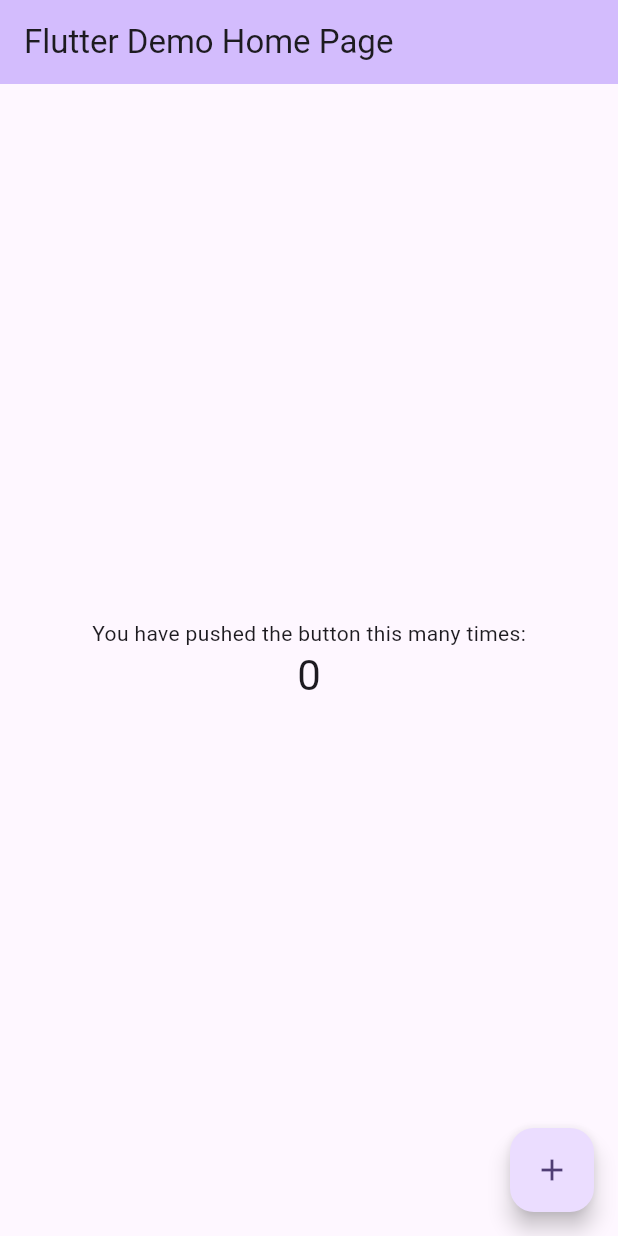
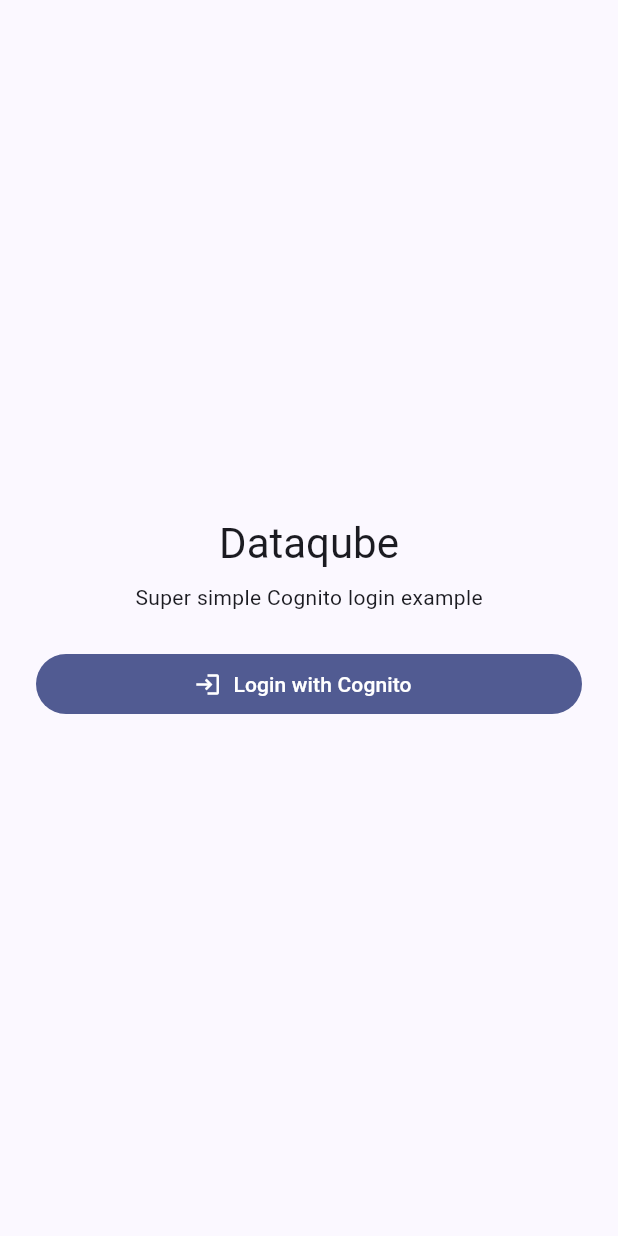
Before and after one commit to misaelriojasftf/aws-dotnet-flutter-dataqube, a Flutter app: the screen it shows after launch, on a phone screen of 412 x 824 dp. Run offline on Flutter 3.47's test engine with Material 3 defaults, Android fonts, the phone set to English and light mode, and no system bars; our stand-ins replace flutter_secure_storage; missing offline and left inert: flutter_web_auth_2.

Commit message:
feat: aws cognito init

```diff
--- /dev/null
+++ b/mobile/lib/app.dart
@@ -0,0 +1,18 @@
+import 'package:dataqube/features/auth/presentation/auth_gate.dart';
+import 'package:flutter/material.dart';
+
+class MyApp extends StatelessWidget {
+  const MyApp({super.key});
+
+  @override
+  Widget build(BuildContext context) {
+    return MaterialApp(
+      debugShowCheckedModeBanner: false,
+      title: 'Dataqube Auth Demo',
+      theme: ThemeData(
+        colorScheme: ColorScheme.fromSeed(seedColor: Colors.indigo),
+      ),
+      home: const AuthGate(),
+    );
+  }
+}
--- /dev/null
+++ b/mobile/lib/core/config/cognito_config.dart
@@ -0,0 +1,18 @@
+class CognitoConfig {
+  const CognitoConfig._();
+
+  static const region = 'us-east-2';
+  static const userPoolId = 'us-east-2_FpSpwOn4X';
+
+  // TODO: Replace with your Cognito app client ID.
+  static const appClientId = 'YOUR_APP_CLIENT_ID';
+
+  // TODO: Replace with your Cognito Hosted UI domain.
+  // Example: myapp.auth.us-east-2.amazoncognito.com
+  static const hostedUiDomain = 'YOUR_DOMAIN.auth.us-east-2.amazoncognito.com';
+
+  // Must match callback URLs configured in Cognito app client settings.
+  static const redirectScheme = 'dataqubeauth';
+  static const redirectHost = 'callback';
+  static const redirectUri = '$redirectScheme://$redirectHost';
+}
--- /dev/null
+++ b/mobile/lib/features/auth/domain/auth_session.dart
@@ -0,0 +1,13 @@
+class AuthSession {
+  const AuthSession({
+    required this.accessToken,
+    required this.idToken,
+    this.expiresAt,
+  });
+
+  final String accessToken;
+  final String idToken;
+  final DateTime? expiresAt;
+
+  bool get isExpired => expiresAt != null && DateTime.now().isAfter(expiresAt!);
+}
--- /dev/null
+++ b/mobile/lib/features/auth/presentation/auth_gate.dart
@@ -0,0 +1,105 @@
+import 'package:dataqube/features/auth/data/auth_service.dart';
+import 'package:dataqube/features/auth/domain/auth_session.dart';
+import 'package:dataqube/features/auth/presentation/screens/home_screen.dart';
+import 'package:dataqube/features/auth/presentation/screens/login_screen.dart';
+import 'package:flutter/material.dart';
+
+class AuthGate extends StatefulWidget {
+  const AuthGate({super.key});
+
+  @override
+  State<AuthGate> createState() => _AuthGateState();
+}
+
+class _AuthGateState extends State<AuthGate> {
+  final _authService = AuthService();
+
+  AuthSession? _session;
+  String? _error;
+  bool _busy = true;
+
+  @override
+  void initState() {
+    super.initState();
+    _loadSession();
+  }
+
+  Future<void> _loadSession() async {
+    setState(() {
+      _busy = true;
+      _error = null;
+    });
+
+    try {
+      final session = await _authService.loadSession();
+      if (!mounted) return;
+      setState(() => _session = session);
+    } catch (e) {
+      if (!mounted) return;
+      setState(() => _error = 'Failed to restore session: $e');
+    } finally {
+      if (!mounted) return;
+      setState(() => _busy = false);
+    }
+  }
+
+  Future<void> _login() async {
+    setState(() {
+      _busy = true;
+      _error = null;
+    });
+
+    try {
+      final session = await _authService.login();
+      if (!mounted) return;
+      setState(() => _session = session);
+    } catch (e) {
+      if (!mounted) return;
+      setState(() => _error = 'Login failed: $e');
+    } finally {
+      if (!mounted) return;
+      setState(() => _busy = false);
+    }
+  }
+
+  Future<void> _logout() async {
+    setState(() {
+      _busy = true;
+      _error = null;
+    });
+
+    try {
+      await _authService.logout();
+      if (!mounted) return;
+      setState(() => _session = null);
+    } catch (e) {
+      if (!mounted) return;
+      setState(() => _error = 'Logout failed: $e');
+    } finally {
+      if (!mounted) return;
+      setState(() => _busy = false);
+    }
+  }
+
+  @override
+  Widget build(BuildContext context) {
+    if (_busy) {
+      return const Scaffold(
+        body: Center(child: CircularProgressIndicator()),
+      );
+    }
+
+    if (_session == null) {
+      return LoginScreen(
+        error: _error,
+        onLoginPressed: _login,
+      );
+    }
+
+    return HomeScreen(
+      session: _session!,
+      onLogoutPressed: _logout,
+      error: _error,
+    );
+  }
+}
--- /dev/null
+++ b/mobile/lib/features/auth/presentation/screens/login_screen.dart
@@ -0,0 +1,54 @@
+import 'package:flutter/material.dart';
+
+class LoginScreen extends StatelessWidget {
+  const LoginScreen({
+    required this.onLoginPressed,
+    this.error,
+    super.key,
+  });
+
+  final VoidCallback onLoginPressed;
+  final String? error;
+
+  @override
+  Widget build(BuildContext context) {
+    return Scaffold(
+      body: Center(
+        child: ConstrainedBox(
+          constraints: const BoxConstraints(maxWidth: 420),
+          child: Padding(
+            padding: const EdgeInsets.all(24),
+            child: Column(
+              mainAxisSize: MainAxisSize.min,
+              children: [
+                Text(
+                  'Dataqube',
+                  style: Theme.of(context).textTheme.headlineMedium,
+                ),
+                const SizedBox(height: 8),
+                const Text('Super simple Cognito login example'),
+                const SizedBox(height: 24),
+                SizedBox(
+                  width: double.infinity,
+                  child: FilledButton.icon(
+                    onPressed: onLoginPressed,
+                    icon: const Icon(Icons.login),
+                    label: const Text('Login with Cognito'),
+                  ),
+                ),
+                if (error != null) ...[
+                  const SizedBox(height: 16),
+                  Text(
+                    error!,
+                    style: const TextStyle(color: Colors.red),
+                    textAlign: TextAlign.center,
+                  ),
+                ],
+              ],
+            ),
+          ),
+        ),
+      ),
+    );
+  }
+}
--- a/mobile/lib/main.dart
+++ b/mobile/lib/main.dart
@@ -1,122 +1,6 @@
 import 'package:flutter/material.dart';
+import 'package:dataqube/app.dart';
 
 void main() {
   runApp(const MyApp());
 }
-
-class MyApp extends StatelessWidget {
-  const MyApp({super.key});
-
-  // This widget is the root of your application.
-  @override
-  Widget build(BuildContext context) {
-    return MaterialApp(
-      title: 'Flutter Demo',
-      theme: ThemeData(
-        // This is the theme of your application.
-        //
-        // TRY THIS: Try running your application with "flutter run". You'll see
-        // the application has a purple toolbar. Then, without quitting the app,
-        // try changing the seedColor in the colorScheme below to Colors.green
-        // and then invoke "hot reload" (save your changes or press the "hot
-        // reload" button in a Flutter-supported IDE, or press "r" if you used
-        // the command line to start the app).
-        //
-        // Notice that the counter didn't reset back to zero; the application
-        // state is not lost during the reload. To reset the state, use hot
-        // restart instead.
-        //
-        // This works for code too, not just values: Most code changes can be
-        // tested with just a hot reload.
-        colorScheme: .fromSeed(seedColor: Colors.deepPurple),
-      ),
-      home: const MyHomePage(title: 'Flutter Demo Home Page'),
-    );
-  }
-}
-
-class MyHomePage extends StatefulWidget {
-  const MyHomePage({super.key, required this.title});
-
-  // This widget is the home page of your application. It is stateful, meaning
-  // that it has a State object (defined below) that contains fields that affect
-  // how it looks.
-
-  // This class is the configuration for the state. It holds the values (in this
-  // case the title) provided by the parent (in this case the App widget) and
-  // used by the build method of the State. Fields in a Widget subclass are
-  // always marked "final".
-
-  final String title;
-
-  @override
-  State<MyHomePage> createState() => _MyHomePageState();
-}
-
-class _MyHomePageState extends State<MyHomePage> {
-  int _counter = 0;
-
-  void _incrementCounter() {
-    setState(() {
-      // This call to setState tells the Flutter framework that something has
-      // changed in this State, which causes it to rerun the build method below
-      // so that the display can reflect the updated values. If we changed
-      // _counter without calling setState(), then the build method would not be
-      // called again, and so nothing would appear to happen.
-      _counter++;
-    });
-  }
-
-  @override
-  Widget build(BuildContext context) {
-    // This method is rerun every time setState is called, for instance as done
-    // by the _incrementCounter method above.
-    //
-    // The Flutter framework has been optimized to make rerunning build methods
-    // fast, so that you can just rebuild anything that needs updating rather
-    // than having to individually change instances of widgets.
-    return Scaffold(
-      appBar: AppBar(
-        // TRY THIS: Try changing the color here to a specific color (to
-        // Colors.amber, perhaps?) and trigger a hot reload to see the AppBar
-        // change color while the other colors stay the same.
-        backgroundColor: Theme.of(context).colorScheme.inversePrimary,
-        // Here we take the value from the MyHomePage object that was created by
-        // the App.build method, and use it to set our appbar title.
-        title: Text(widget.title),
-      ),
-      body: Center(
-        // Center is a layout widget. It takes a single child and positions it
-        // in the middle of the parent.
-        child: Column(
-          // Column is also a layout widget. It takes a list of children and
-          // arranges them vertically. By default, it sizes itself to fit its
-          // children horizontally, and tries to be as tall as its parent.
-          //
-          // Column has various properties to control how it sizes itself and
-          // how it positions its children. Here we use mainAxisAlignment to
-          // center the children vertically; the main axis here is the vertical
-          // axis because Columns are vertical (the cross axis would be
-          // horizontal).
-          //
-          // TRY THIS: Invoke "debug painting" (choose the "Toggle Debug Paint"
-          // action in the IDE, or press "p" in the console), to see the
-          // wireframe for each widget.
-          mainAxisAlignment: .center,
-          children: [
-            const Text('You have pushed the button this many times:'),
-            Text(
-              '$_counter',
-              style: Theme.of(context).textTheme.headlineMedium,
-            ),
-          ],
-        ),
-      ),
-      floatingActionButton: FloatingActionButton(
-        onPressed: _incrementCounter,
-        tooltip: 'Increment',
-        child: const Icon(Icons.add),
-      ),
-    );
-  }
-}
--- a/mobile/pubspec.yaml
+++ b/mobile/pubspec.yaml
@@ -34,6 +34,8 @@
   # The following adds the Cupertino Icons font to your application.
   # Use with the CupertinoIcons class for iOS style icons.
   cupertino_icons: ^1.0.8
+  flutter_secure_storage: ^9.2.4
+  flutter_web_auth_2: ^5.0.0
 
 dev_dependencies:
   flutter_test:
```
Also changed, not shown: mobile/lib/features/auth/data/auth_service.dart (added, +116 -0 lines), mobile/lib/features/auth/presentation/screens/home_screen.dart (added, +73 -0 lines), mobile/pubspec.lock, 2 other files.
